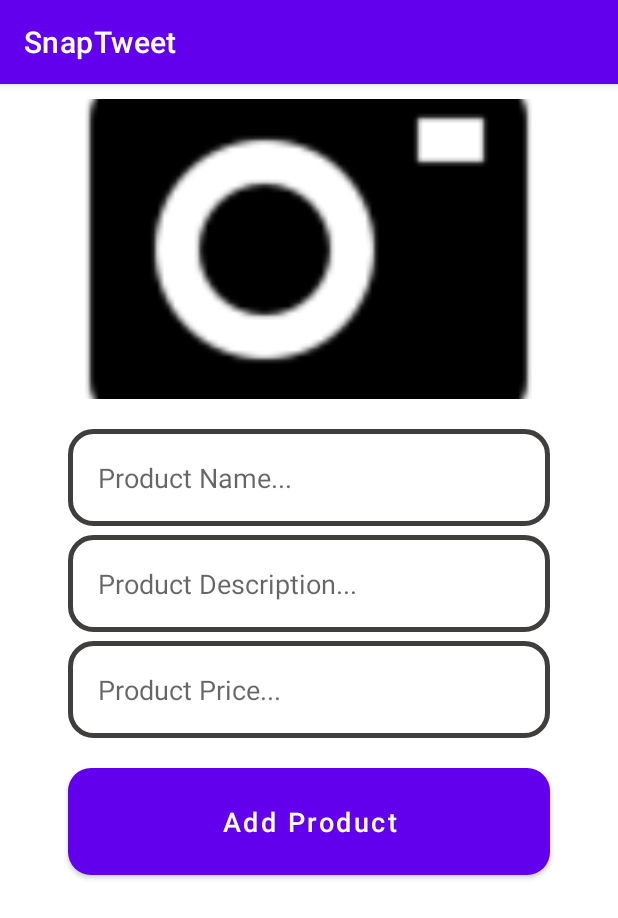
After one commit to minhthong0480/SnapTweet, an Android app: the AddNewProductActivity screen opened directly, with no data from a screen before it, on a phone screen of 412 x 824 dp. The commit adds this screen. Shown: the top 918 px of the screen. Run offline under Robolectric (Android 15) with nearby library versions, the phone set to English and light mode, and no system bars; our stand-ins replace Firebase (no records; nobody signed in at launch, a user with empty details on screens opened directly); pictures from the network do not load; 1 statement that could not run was skipped.

Commit message:
addProduct

```diff
--- a/app/src/main/AndroidManifest.xml
+++ b/app/src/main/AndroidManifest.xml
@@ -17,9 +17,11 @@
         android:theme="@style/Theme.SnapTweet"
         tools:targetApi="31">
         <activity
+            android:name=".AddNewProductActivity"
+            android:exported="false" />
+        <activity
             android:name=".ProductDetailsActivity"
             android:exported="false" />
-
         <activity
             android:name=".StartActivity"
             android:exported="true">
--- /dev/null
+++ b/app/src/main/res/layout/activity_add_new_product.xml
@@ -0,0 +1,79 @@
+<?xml version="1.0" encoding="utf-8"?>
+<RelativeLayout xmlns:android="http://schemas.android.com/apk/res/android"
+    xmlns:tools="http://schemas.android.com/tools"
+    android:layout_width="match_parent"
+    android:layout_height="match_parent"
+    tools:context=".AddNewProductActivity">
+    <ImageView
+        android:id="@+id/select_product_image"
+        android:layout_width="350dp"
+        android:layout_height="200dp"
+        android:cropToPadding="false"
+        android:scaleType="centerCrop"
+        android:src="@drawable/select_product_image"
+        android:layout_centerHorizontal="true"
+        android:layout_marginTop="10dp"
+        android:contentDescription="TODO"
+        tools:ignore="ContentDescription" />
+    <EditText
+        android:id="@+id/product_name"
+        android:layout_width="match_parent"
+        android:layout_height="wrap_content"
+        android:layout_below="@+id/select_product_image"
+        android:inputType="textMultiLine"
+        android:layout_marginTop="20dp"
+        android:padding="20dp"
+        android:hint="@string/product_name"
+        android:layout_marginLeft="45dp"
+        android:layout_marginRight="45dp"
+        android:background="@drawable/input_design"
+        android:autofillHints="" />
+
+
+    <EditText
+        android:id="@+id/product_description"
+        android:layout_width="match_parent"
+        android:layout_height="wrap_content"
+        android:layout_below="@+id/product_name"
+        android:inputType="textMultiLine"
+        android:layout_marginTop="6dp"
+        android:padding="20dp"
+        android:hint="@string/product_description"
+        android:layout_marginLeft="45dp"
+        android:layout_marginRight="45dp"
+        android:background="@drawable/input_design"
+        android:autofillHints="" />
+
+
+    <EditText
+        android:id="@+id/product_price"
+        android:layout_width="match_parent"
+        android:layout_height="wrap_content"
+        android:layout_below="@+id/product_description"
+        android:inputType="textMultiLine"
+        android:layout_marginTop="6dp"
+        android:padding="20dp"
+        android:hint="@string/product_price"
+        android:layout_marginLeft="45dp"
+        android:layout_marginRight="45dp"
+        android:background="@drawable/input_design"
+        android:autofillHints="" />
+
+
+    <Button
+        android:id="@+id/add_new_product"
+        android:layout_width="match_parent"
+        android:layout_height="wrap_content"
+        android:layout_below="@+id/product_price"
+        android:text="@string/add_product"
+        android:layout_marginLeft="45dp"
+        android:layout_marginRight="45dp"
+        android:padding="17dp"
+        android:layout_marginTop="20dp"
+        android:textSize="18sp"
+        android:textAllCaps="false"
+        android:textColor="@android:color/white"
+        android:background="@drawable/buttons"
+        />
+
+</RelativeLayout>
--- a/app/src/main/res/values/strings.xml
+++ b/app/src/main/res/values/strings.xml
@@ -14,4 +14,8 @@
     <string name="logout">Logout</string>
     <string name="check_new_orders">Check New Orders</string>
     <string name="todo">TODO</string>
+    <string name="add_product">Add Product</string>
+    <string name="product_description">Product Description...</string>
+    <string name="product_name">Product Name...</string>
+    <string name="product_price">Product Price...</string>
 </resources>
```
Also changed, not shown: app/src/main/java/rmit/ad/snaptweet/AddNewProductActivity.java (added, +223 -0 lines).
